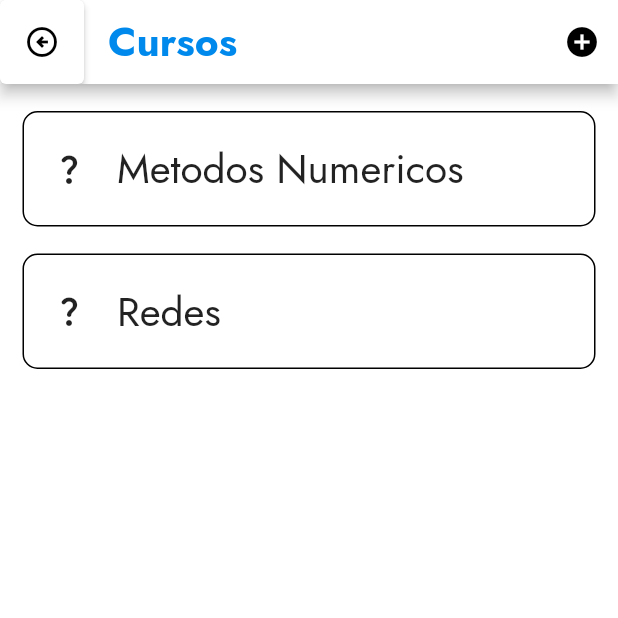
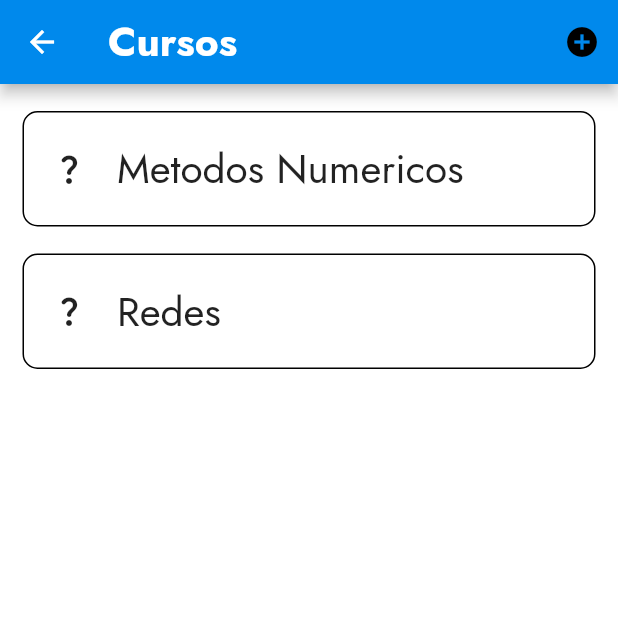
Before and after one commit to bryanhancco/CS_Scheduler, a Flutter app: the screen it shows after launch, scrolled down 164 dp, after a tap on the "add circle" icon, on a phone screen of 412 x 824 dp, the top half of it. Run offline on Flutter 3.47's test engine with Material 2 defaults, Android fonts, the light colour scheme and no system bars; our stand-ins replace google_fonts, syncfusion_flutter_calendar.

```diff
--- a/lib/pages/courses.dart
+++ b/lib/pages/courses.dart
@@ -35,33 +35,39 @@ class _CoursesState extends State<Courses> {
           onSave: saveNewCourse,
           onCancel: () => Navigator.of(context).pop(),
         );
-    },);
+      },
+    );
   }
 
   Widget build(BuildContext context) {
     return Scaffold(
       backgroundColor: Colors.white,
       appBar: AppBar(
-          backgroundColor: Colors.white,
+        backgroundColor: const Color.fromRGBO(0, 137, 236, 1),
         title: const Text(
           "Cursos",
           style: TextStyle(
-              color: Color.fromRGBO(0, 137, 236, 1),
+            color: Colors.white,
             fontWeight: FontWeight.bold,
             fontSize: 27,
           ),
         ),
 
-          leading: ElevatedButton(
+        /*leading: ElevatedButton(
             child: Icon(Icons.arrow_circle_left_outlined, color: Colors.black,),
             onPressed: () {
               Navigator.pushNamed(context, '/home');
             },
             style: ElevatedButton.styleFrom(backgroundColor: Colors.white),
-          ),
+          ), */
 
         actions: [
-            IconButton(onPressed: createNewCourse,  icon: Icon(Icons.add_circle, color: Colors.black,))
+          IconButton(
+              onPressed: createNewCourse,
+              icon: Icon(
+                Icons.add_circle,
+                color: Colors.black,
+              ))
         ],
       ),
       body: ListView.builder(
--- a/lib/pages/home.dart
+++ b/lib/pages/home.dart
@@ -27,7 +27,10 @@ class Home extends StatelessWidget {
                 color: Colors.black,
               ),
               onPressed: () {
-                Navigator.pushNamed(context, '/courses');
+                Navigator.of(context)
+                    .push(MaterialPageRoute(builder: (BuildContext) {
+                  return Courses();
+                }));
               },
               style: ElevatedButton.styleFrom(backgroundColor: Colors.white),
             ),
--- a/pubspec.yaml
+++ b/pubspec.yaml
@@ -60,7 +60,8 @@ flutter:
   uses-material-design: true
 
   # To add assets to your application, add an assets section, like this:
-  # assets:
+  assets:
+    - assets/
   #   - images/a_dot_burr.jpeg
   #   - images/a_dot_ham.jpeg
 
```
Lines whose indentation alone changed are shown as unchanged.
